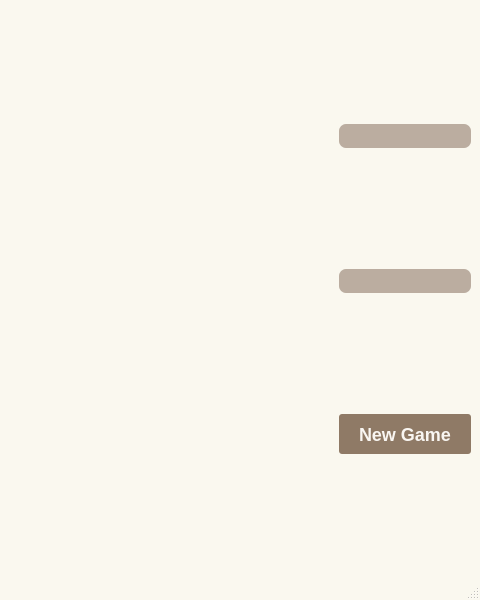
This is klotski/windowklotski.ui in w43322/q2048Klotski as Qt 5 draws it before an edit; both pictures show x 320 to 800 and y 0 to 600 of the 800 by 600 pixel window. The edited form follows.
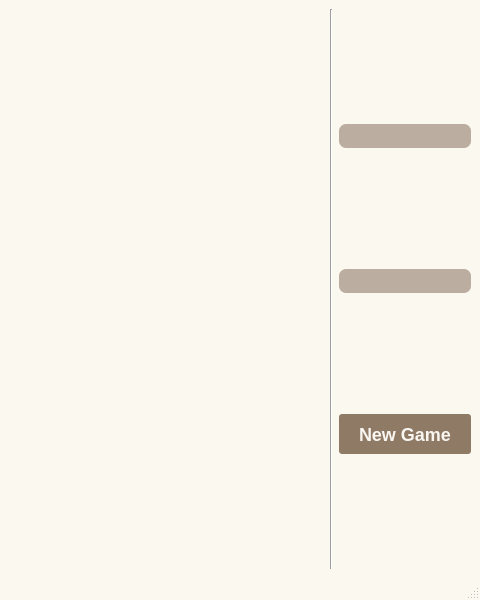
This is the edited form.

The edit to the form file:
```diff
--- a/klotski/windowklotski.ui
+++ b/klotski/windowklotski.ui
@@ -96,6 +96,13 @@
       </layout>
      </widget>
     </item>
+    <item>
+     <widget class="Line" name="line">
+      <property name="orientation">
+       <enum>Qt::Vertical</enum>
+      </property>
+     </widget>
+    </item>
     <item>
      <layout class="QVBoxLayout" name="verticalLayout">
       <item>
```
